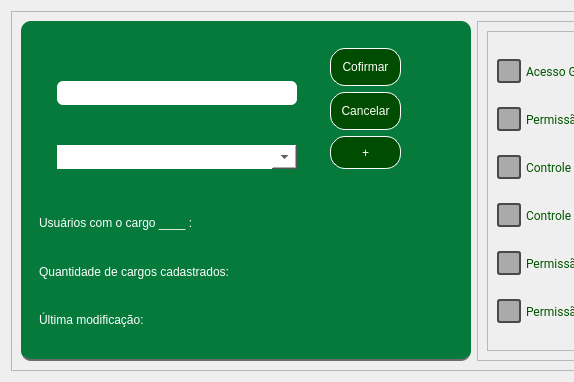
Qt form PATP/bckp/asset_ctrl/templates/interfaces/cargo_config.ui (eduardogm22/controle_patrimonio) before a commit; both pictures show x 0 to 574 and y 0 to 382 of the 963 by 382 pixel window.
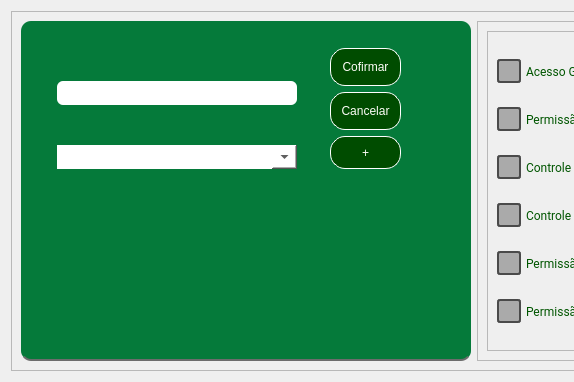
The same form after that commit.

Patch:
```diff
--- a/PATP/bckp/asset_ctrl/templates/interfaces/cargo_config.ui
+++ b/PATP/bckp/asset_ctrl/templates/interfaces/cargo_config.ui
@@ -319,41 +319,7 @@
            <property name="frameShadow">
             <enum>QFrame::Raised</enum>
            </property>
-           <layout class="QVBoxLayout" name="verticalLayout_3">
-            <item>
-             <widget class="QLabel" name="label">
-              <property name="styleSheet">
-               <string notr="true">border:none;
-color:white;</string>
-              </property>
-              <property name="text">
-               <string>Usuários com o cargo ____ : </string>
-              </property>
-             </widget>
-            </item>
-            <item>
-             <widget class="QLabel" name="label_2">
-              <property name="styleSheet">
-               <string notr="true">border:none;
-color:white;</string>
-              </property>
-              <property name="text">
-               <string>Quantidade de cargos cadastrados:</string>
-              </property>
-             </widget>
-            </item>
-            <item>
-             <widget class="QLabel" name="label_3">
-              <property name="styleSheet">
-               <string notr="true">border:none;
-color:white;</string>
-              </property>
-              <property name="text">
-               <string>Última modificação:</string>
-              </property>
-             </widget>
-            </item>
-           </layout>
+           <layout class="QVBoxLayout" name="verticalLayout_3"/>
           </widget>
          </item>
         </layout>
```
